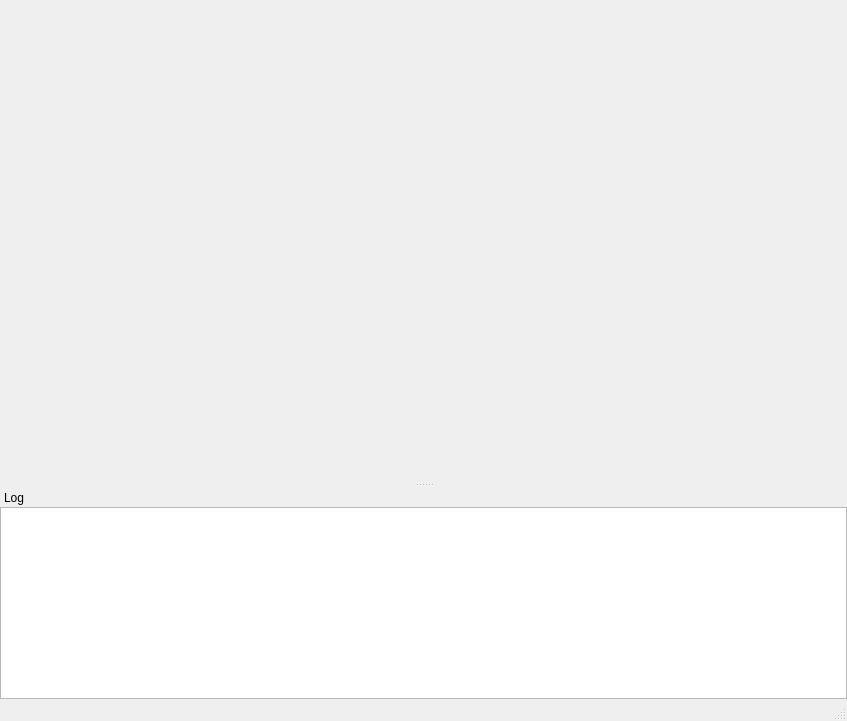
Before: the Qt Designer form vsedit-job-server-watcher/src/main_window.ui in YomikoR/VapourSynth-Editor, drawn with Qt 5.
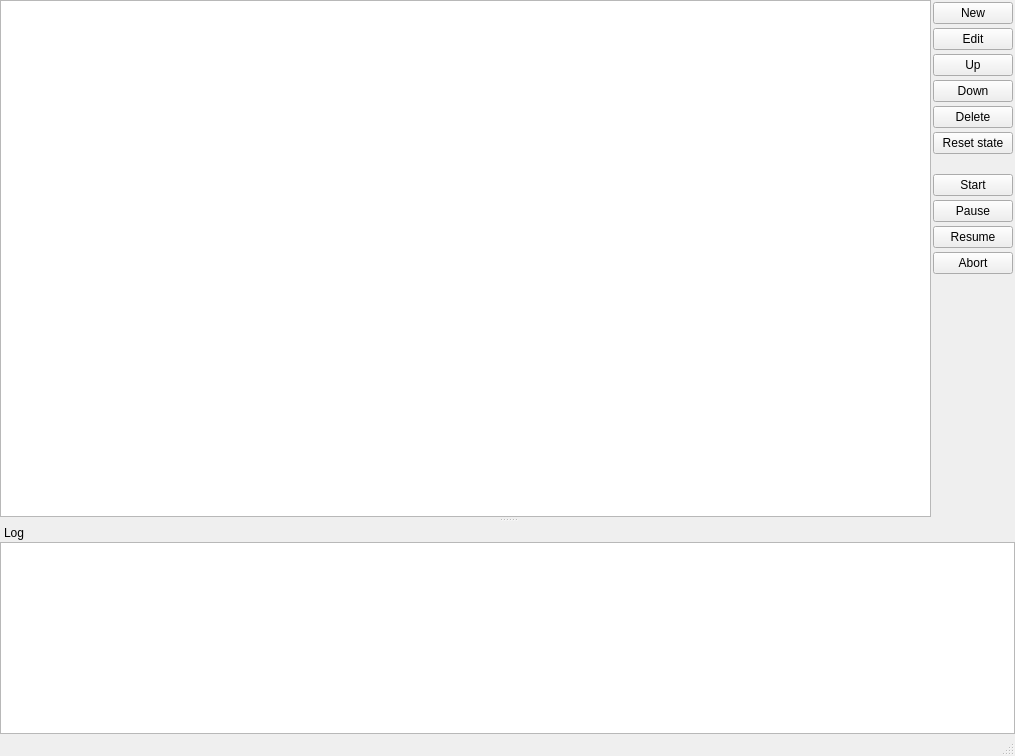
After: the same form once the commit is applied. Custom widgets are drawn as their Qt base class.

Diff of the .ui file:
```diff
--- a/vsedit-job-server-watcher/src/main_window.ui
+++ b/vsedit-job-server-watcher/src/main_window.ui
@@ -6,17 +6,17 @@
    <rect>
     <x>0</x>
     <y>0</y>
-    <width>847</width>
-    <height>721</height>
+    <width>1015</width>
+    <height>756</height>
    </rect>
   </property>
   <property name="windowTitle">
    <string>VapourSynth Editor</string>
   </property>
   <widget class="QWidget" name="centralWidget">
-   <layout class="QVBoxLayout" name="verticalLayout">
+   <layout class="QHBoxLayout" name="horizontalLayout">
     <property name="spacing">
-     <number>0</number>
+     <number>2</number>
     </property>
     <property name="leftMargin">
      <number>0</number>
@@ -30,6 +30,127 @@
     <property name="bottomMargin">
      <number>0</number>
     </property>
+    <item>
+     <widget class="QTableView" name="jobsTableView"/>
+    </item>
+    <item>
+     <layout class="QVBoxLayout" name="verticalLayout">
+      <property name="spacing">
+       <number>4</number>
+      </property>
+      <property name="leftMargin">
+       <number>0</number>
+      </property>
+      <property name="topMargin">
+       <number>2</number>
+      </property>
+      <property name="rightMargin">
+       <number>2</number>
+      </property>
+      <property name="bottomMargin">
+       <number>2</number>
+      </property>
+      <item>
+       <widget class="QPushButton" name="jobNewButton">
+        <property name="text">
+         <string>New</string>
+        </property>
+       </widget>
+      </item>
+      <item>
+       <widget class="QPushButton" name="jobEditButton">
+        <property name="text">
+         <string>Edit</string>
+        </property>
+       </widget>
+      </item>
+      <item>
+       <widget class="QPushButton" name="jobMoveUpButton">
+        <property name="text">
+         <string>Up</string>
+        </property>
+       </widget>
+      </item>
+      <item>
+       <widget class="QPushButton" name="jobMoveDownButton">
+        <property name="text">
+         <string>Down</string>
+        </property>
+       </widget>
+      </item>
+      <item>
+       <widget class="QPushButton" name="jobDeleteButton">
+        <property name="text">
+         <string>Delete</string>
+        </property>
+       </widget>
+      </item>
+      <item>
+       <widget class="QPushButton" name="jobResetStateButton">
+        <property name="text">
+         <string>Reset state</string>
+        </property>
+       </widget>
+      </item>
+      <item>
+       <spacer name="verticalSpacer_2">
+        <property name="orientation">
+         <enum>Qt::Vertical</enum>
+        </property>
+        <property name="sizeType">
+         <enum>QSizePolicy::Fixed</enum>
+        </property>
+        <property name="sizeHint" stdset="0">
+         <size>
+          <width>20</width>
+          <height>16</height>
+         </size>
+        </property>
+       </spacer>
+      </item>
+      <item>
+       <widget class="QPushButton" name="startButton">
+        <property name="text">
+         <string>Start</string>
+        </property>
+       </widget>
+      </item>
+      <item>
+       <widget class="QPushButton" name="pauseButton">
+        <property name="text">
+         <string>Pause</string>
+        </property>
+       </widget>
+      </item>
+      <item>
+       <widget class="QPushButton" name="resumeButton">
+        <property name="text">
+         <string>Resume</string>
+        </property>
+       </widget>
+      </item>
+      <item>
+       <widget class="QPushButton" name="abortButton">
+        <property name="text">
+         <string>Abort</string>
+        </property>
+       </widget>
+      </item>
+      <item>
+       <spacer name="verticalSpacer">
+        <property name="orientation">
+         <enum>Qt::Vertical</enum>
+        </property>
+        <property name="sizeHint" stdset="0">
+         <size>
+          <width>20</width>
+          <height>40</height>
+         </size>
+        </property>
+       </spacer>
+      </item>
+     </layout>
+    </item>
    </layout>
   </widget>
   <widget class="QMenuBar" name="menuBar">
```
Left out of the diff: 2 changed lines with no effect on the pictures.
